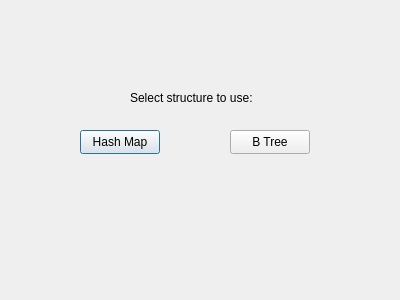
First picture: the form in filepick.ui, repository sevii1/COP3530-Final-Project, before the edit.
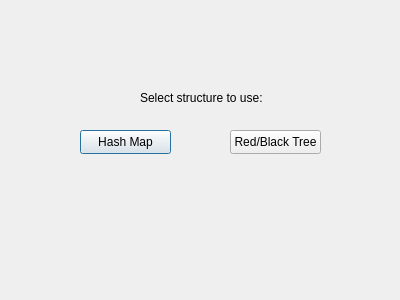
Second picture: the form after the edit.

Commit message: Added comments, general UI tweaks and cleanup

Diff of the .ui file:
```diff
--- a/filepick.ui
+++ b/filepick.ui
@@ -16,7 +16,7 @@
   <widget class="QLabel" name="label">
    <property name="geometry">
     <rect>
-     <x>130</x>
+     <x>140</x>
      <y>90</y>
      <width>181</width>
      <height>16</height>
@@ -31,7 +31,7 @@
     <rect>
      <x>80</x>
      <y>130</y>
-     <width>80</width>
+     <width>91</width>
      <height>24</height>
     </rect>
    </property>
@@ -44,12 +44,12 @@
     <rect>
      <x>230</x>
      <y>130</y>
-     <width>80</width>
+     <width>91</width>
      <height>24</height>
     </rect>
    </property>
    <property name="text">
-    <string>B Tree</string>
+    <string>Red/Black Tree</string>
    </property>
   </widget>
  </widget>
```
The commit also changes 6 other files.
